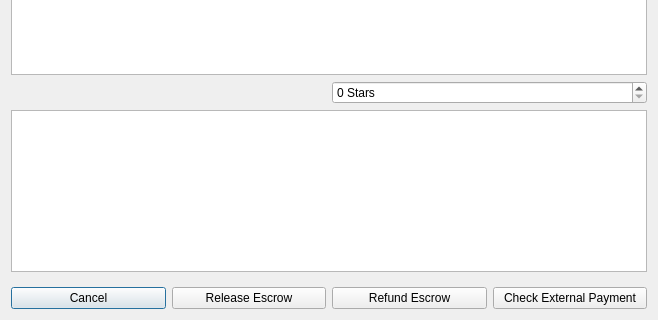
Old version of the form src/qt/forms/manageescrowdialog.ui in the repository greggdourgarian/syscoin2; both pictures show x 0 to 658 and y 209 to 529 of the 658 by 529 pixel window.
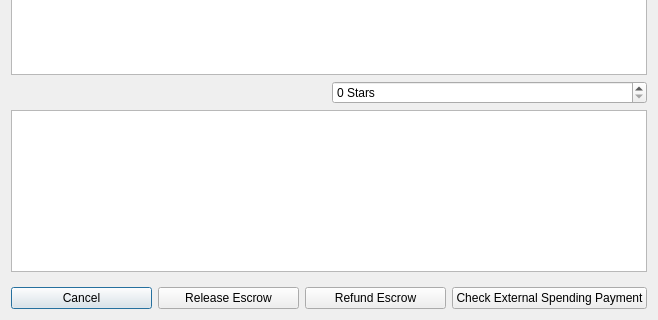
New version of the form.

What changed in the file:
```diff
--- a/src/qt/forms/manageescrowdialog.ui
+++ b/src/qt/forms/manageescrowdialog.ui
@@ -90,7 +90,7 @@
      <item>
       <widget class="QPushButton" name="extButton">
        <property name="text">
-        <string>Check External Payment</string>
+        <string>Check External Spending Payment</string>
        </property>
       </widget>
      </item>
```
